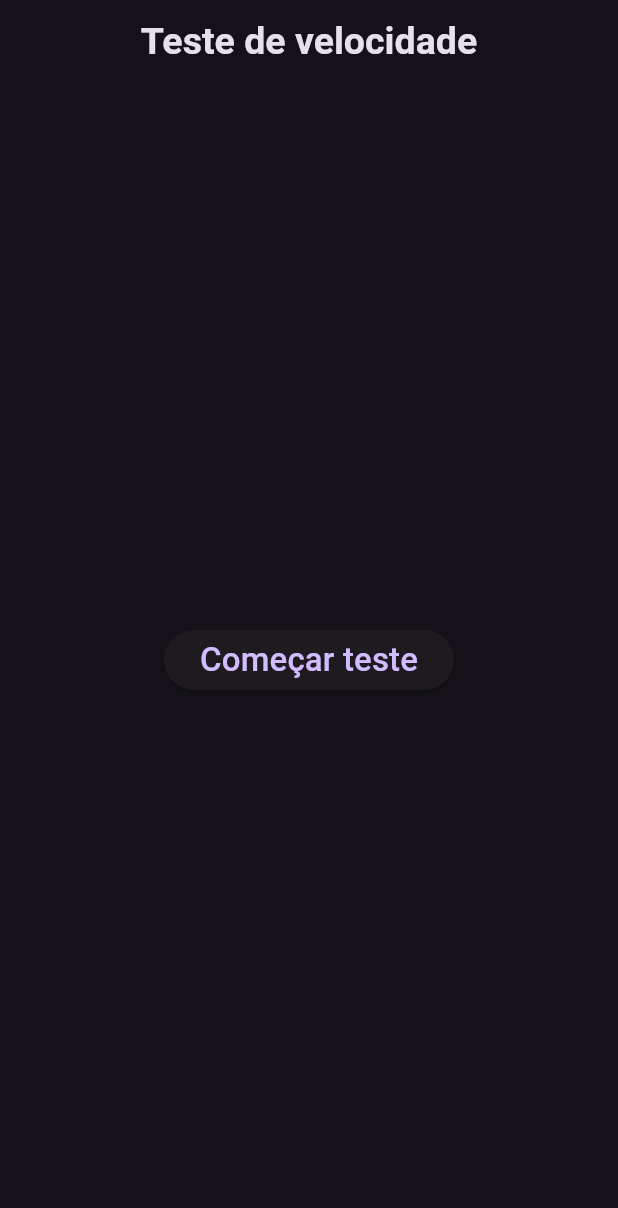
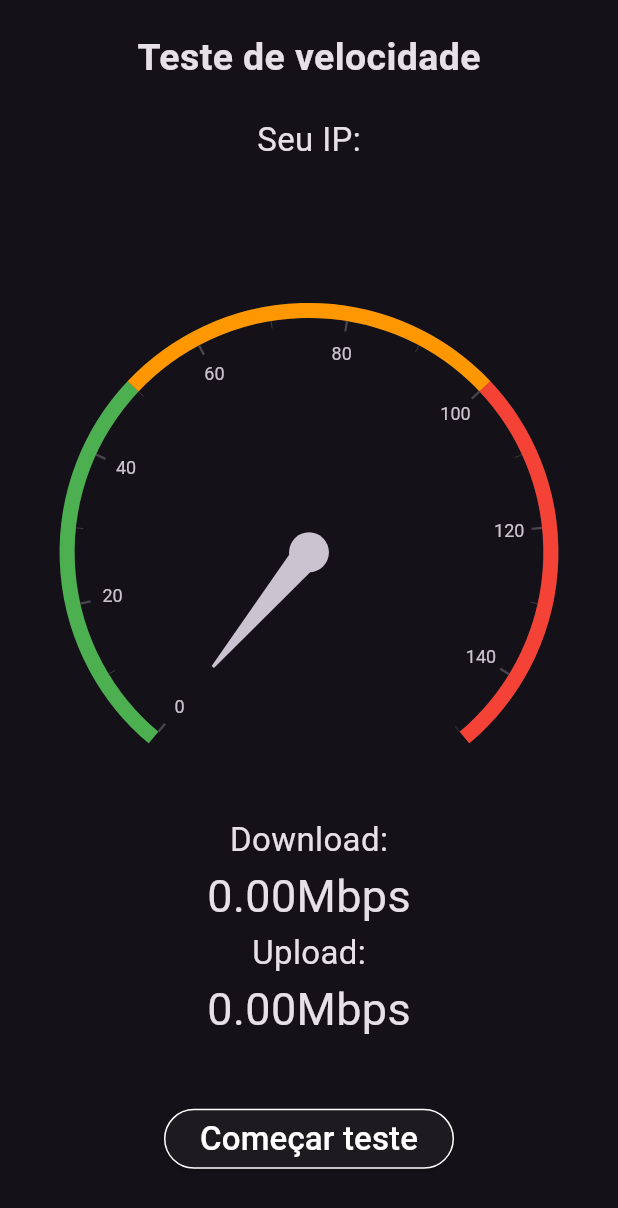
Before and after one commit to e-medeiros1/speedtest_connect, a Flutter app: the screen it shows after launch, after a tap on "Começar teste", on a phone screen of 412 x 824 dp. Shown: the top 1208 px of the screen. Run offline on Flutter 3.47's test engine with Material 3 defaults, Android fonts, the phone set to English and light mode, and no system bars; drawn by our look-alikes of syncfusion_flutter_gauges; missing offline and left inert: flutter_internet_speed_test.

Commit message:
Fix layout and add upload logic

```diff
--- a/lib/app/speedtest_connect.dart
+++ b/lib/app/speedtest_connect.dart
@@ -12,18 +12,18 @@ class SpeedtestConnect extends StatefulWidget {
 class _SpeedtestConnectState extends State<SpeedtestConnect> {
   final internetSpeedTest = FlutterInternetSpeedTest()..enableLog();
 
-  bool testInProgress = false;
-  double downloadRate = 0;
+  bool _testInProgress = false;
+  double _downloadRate = 0;
+  double _uploadRate = 0;
+  String _downloadProgress = '0';
+  String _uploadProgress = '0';
+  int _downloadCompletionTime = 0;
+  int _uploadCompletionTime = 0;
+  bool _isServerSelected = false;
+  final double _displayNumber = 0.0;
+  String _myIp = '';
 
-  String downloadProgress = '0';
-
-  int downloadCompletionTime = 0;
-
-  bool isServerSelected = false;
-  double displayNumber = 0.0;
-  String myIp = '';
-
-  String unitText = 'Mbps';
+  String _unitText = 'Mbps';
 
   @override
   void initState() {
@@ -35,7 +35,11 @@ class _SpeedtestConnectState extends State<SpeedtestConnect> {
 
   Widget _getRadialGauge() {
     return SfRadialGauge(axes: <RadialAxis>[
-      RadialAxis(canRotateLabels: true, minimum: 0, maximum: 150, ranges: <GaugeRange>[
+      RadialAxis(
+        canRotateLabels: true,
+        minimum: 0,
+        maximum: 150,
+        ranges: <GaugeRange>[
           GaugeRange(
               startValue: 0,
               endValue: 50,
@@ -55,114 +59,179 @@ class _SpeedtestConnectState extends State<SpeedtestConnect> {
             startWidth: 10,
             endWidth: 10,
           )
-      ], pointers: <GaugePointer>[
+        ],
+        pointers: <GaugePointer>[
           NeedlePointer(
-          value: downloadRate,
+            value: _downloadProgress != '100' ? _downloadRate : _uploadRate,
             animationType: AnimationType.elasticOut,
             animationDuration: 3000,
             enableAnimation: true,
           )
-      ], annotations: <GaugeAnnotation>[
-        GaugeAnnotation(
-            widget: Text(
-              '${downloadRate.toStringAsFixed(2)} $unitText',
-              style: const TextStyle(fontSize: 30, fontWeight: FontWeight.bold),
-            ),
-            angle: 90,
-            positionFactor: 1.1)
-      ])
+        ],
+      )
     ]);
   }
 
   @override
   Widget build(BuildContext context) {
-    return Scaffold(
-        appBar: AppBar(
-          title: const Text(
+    return SafeArea(
+      child: Scaffold(
+        body: Column(
+          mainAxisAlignment: MainAxisAlignment.spaceEvenly,
+          children: [
+            const Padding(
+              padding: EdgeInsets.all(20.0),
+              child: Align(
+                child: Text(
                   'Teste de velocidade',
                   style: TextStyle(fontSize: 25.0, fontWeight: FontWeight.bold),
                 ),
-          centerTitle: true,
               ),
-        body: Column(
-          mainAxisAlignment: MainAxisAlignment.spaceAround,
-          children: [
-            if (testInProgress)
-              Text(
-                isServerSelected ? 'Procurando servidor...' : myIp,
+            ),
+            const Text(
+              "Seu IP:",
+              style: TextStyle(fontSize: 22.0),
+            ),
+            Padding(
+              padding: const EdgeInsets.all(20),
+              child: Text(
+                _isServerSelected ? 'Procurando servidor...' : _myIp,
                 style: const TextStyle(fontSize: 30.0),
               ),
-            if (testInProgress)
-              AnimatedContainer(
-                  duration: const Duration(seconds: 1), child: _getRadialGauge()),
-            Center(
-              child: Column(
-                children: [
-                  ElevatedButton(
-                    child: Text(
-                      downloadProgress != '100' ? 'Começar teste' : 'Recomeçar teste',
-                      style: const TextStyle(fontSize: 22),
+            ),
+            _getRadialGauge(),
+            const Text(
+              "Download:",
+              style: TextStyle(fontSize: 22.0),
+            ),
+            Text(
+              _downloadRate.toStringAsFixed(2) + _unitText,
+              style: const TextStyle(fontSize: 30.0),
+            ),
+            const Text(
+              "Upload:",
+              style: TextStyle(fontSize: 22.0),
+            ),
+            Text(
+              _uploadRate.toStringAsFixed(2) + _unitText,
+              style: const TextStyle(fontSize: 30.0),
+            ),
+            if (!_testInProgress) ...{
+              Padding(
+                  padding: const EdgeInsets.all(40),
+                  child: ElevatedButton(
+                    style: ButtonStyle(
+                      shape: WidgetStateProperty.all(
+                        const RoundedRectangleBorder(
+                            borderRadius: BorderRadius.all(Radius.circular(25)),
+                            side: BorderSide(
+                              color: Colors.white,
+                              width: 1,
+                            )),
+                      ),
+                    ),
+                    child: const Text(
+                      'Começar teste',
+                      style: TextStyle(fontSize: 22, color: Colors.white),
                     ),
                     onPressed: () async {
                       reset();
                       await internetSpeedTest.startTesting(onStarted: () {
-                        setState(() => testInProgress = true);
+                        setState(() => _testInProgress = true);
                       }, onCompleted: (TestResult download, TestResult upload) {
                         setState(() {
-                          downloadRate = download.transferRate;
-                          unitText = download.unit == SpeedUnit.kbps ? 'Kbps' : 'Mbps';
-                          downloadProgress = '100';
-                          downloadCompletionTime = download.durationInMillis;
+                          _downloadRate = download.transferRate;
+                          _unitText = download.unit == SpeedUnit.kbps ? 'Kbps' : 'Mbps';
+                          _downloadProgress = '100';
+                          _downloadCompletionTime = download.durationInMillis;
+                        });
+                        setState(() {
+                          _uploadRate = upload.transferRate;
+                          _unitText = upload.unit == SpeedUnit.kbps ? 'Kbps' : 'Mbps';
+                          _uploadProgress = '100';
+                          _uploadCompletionTime = upload.durationInMillis;
+                          _testInProgress = false;
                         });
                       }, onProgress: (double percent, TestResult data) {
                         setState(() {
-                          unitText = data.unit == SpeedUnit.kbps ? 'Kbps' : 'Mbps';
+                          _unitText = data.unit == SpeedUnit.kbps ? 'Kbps' : 'Mbps';
                           if (data.type == TestType.download) {
-                            downloadRate = data.transferRate;
-                            downloadProgress = percent.toStringAsFixed(2);
+                            _downloadRate = data.transferRate;
+                            _downloadProgress = percent.toStringAsFixed(2);
+                          } else {
+                            _uploadRate = data.transferRate;
+                            _uploadProgress = percent.toStringAsFixed(2);
                           }
                         });
                       }, onError: (String errorMessage, String speedTestError) {
                         reset();
                       }, onDefaultServerSelectionInProgress: () {
                         setState(() {
-                          isServerSelected = true;
+                          _isServerSelected = true;
                         });
                       }, onDefaultServerSelectionDone: (Client? client) {
                         setState(() {
-                          isServerSelected = false;
-                          myIp = client?.ip ?? '--';
+                          _isServerSelected = false;
+                          _myIp = client?.ip ?? '';
                         });
                       }, onDownloadComplete: (TestResult data) {
                         setState(() {
-                          downloadRate = data.transferRate;
-                          unitText = data.unit == SpeedUnit.kbps ? 'Kbps' : 'Mbps';
-                          downloadCompletionTime = data.durationInMillis;
+                          _downloadRate = data.transferRate;
+                          _unitText = data.unit == SpeedUnit.kbps ? 'Kbps' : 'Mbps';
+                          _downloadCompletionTime = data.durationInMillis;
+                        });
+                      }, onUploadComplete: (TestResult data) {
+                        setState(() {
+                          _uploadRate = data.transferRate;
+                          _unitText = data.unit == SpeedUnit.kbps ? 'Kbps' : 'Mbps';
+                          _uploadCompletionTime = data.durationInMillis;
                         });
                       }, onCancel: () {
                         reset();
                       });
                     },
-                  )
+                  )),
+            } else ...{
+              Padding(
+                  padding: const EdgeInsets.all(40),
+                  child: ElevatedButton.icon(
+                    style: ButtonStyle(
+                      shape: WidgetStateProperty.all(
+                        const RoundedRectangleBorder(
+                            borderRadius: BorderRadius.all(Radius.circular(25)),
+                            side: BorderSide(
+                              color: Colors.white,
+                              width: 1,
+                            )),
+                      ),
+                    ),
+                    onPressed: () => internetSpeedTest.cancelTest(),
+                    icon: Icon(Icons.cancel_rounded, color: Colors.red[300]),
+                    label: const Text(
+                      'Cancelar',
+                      style: TextStyle(fontSize: 22, color: Colors.white),
+                    ),
+                  )),
+            },
           ],
         ),
       ),
-          ],
-        ));
+    );
   }
 
   void reset() {
     setState(() {
       {
-        testInProgress = false;
-        downloadRate = 0;
+        _testInProgress = false;
+        _downloadRate = 0;
+        _uploadRate = 0;
+        _downloadProgress = '0';
+        _uploadProgress = '0';
+        _unitText = 'Mbps';
+        _downloadCompletionTime = 0;
+        _uploadCompletionTime = 0;
 
-        downloadProgress = '0';
-
-        unitText = 'Mbps';
-        downloadCompletionTime = 0;
-
-        myIp = '';
+        _myIp = '';
       }
     });
   }
```
Lines whose indentation alone changed are shown as unchanged.
